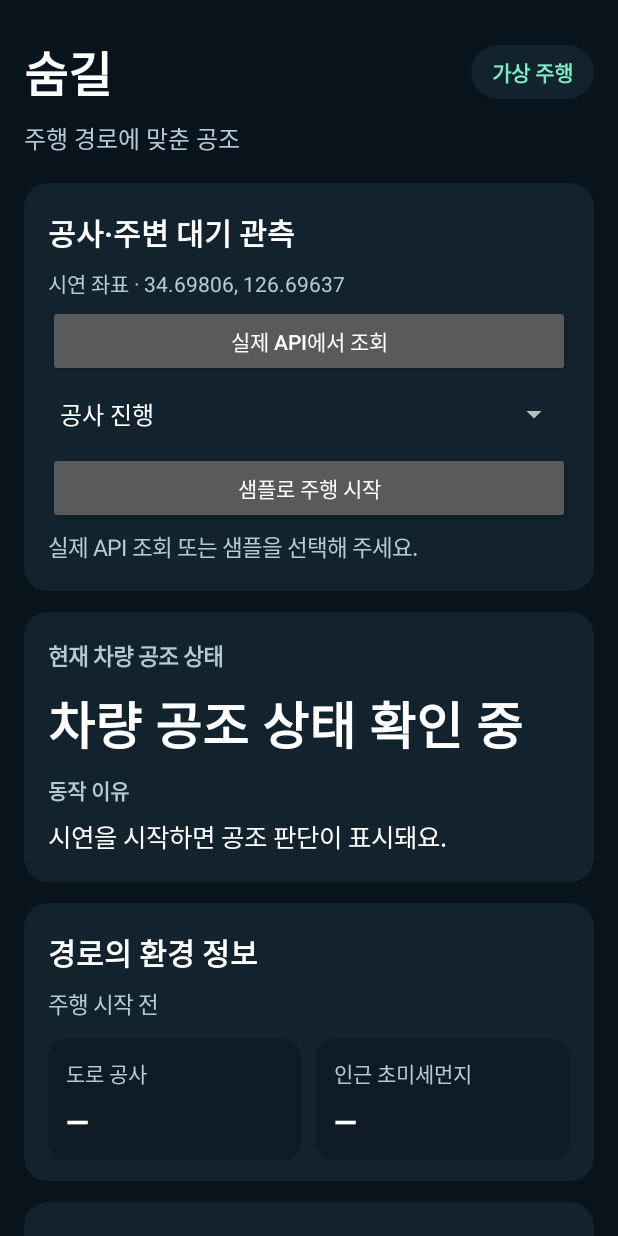
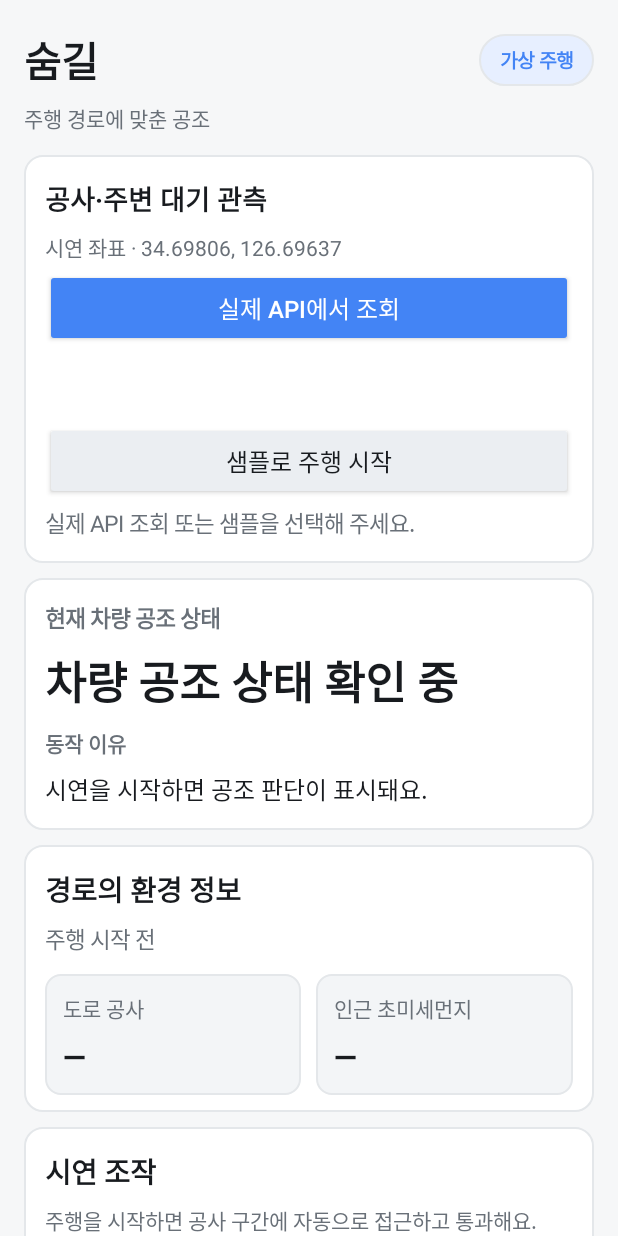
Before and after one commit to minsukim657/soomgil, an Android app: the screen it shows after launch (MainActivity), on a phone screen of 412 x 824 dp. Run offline under Robolectric (Android 15) with nearby library versions, the phone set to English and light mode, and no system bars; libraries missing offline, so code that uses them is left out: ai.pleos.playground; 5 statements that could not run were skipped.

Commit message:
Update wide UI layout on main

```diff
--- a/app/src/main/java/kr/carecabin/demo/MainActivity.java
+++ b/app/src/main/java/kr/carecabin/demo/MainActivity.java
@@ -25,12 +25,14 @@ import java.util.ArrayDeque;
 import static kr.carecabin.demo.VentilationPolicy.*;
 
 public final class MainActivity extends Activity {
-    private static final int BACKGROUND = Color.rgb(8, 19, 27);
-    private static final int SURFACE = Color.rgb(18, 35, 45);
-    private static final int INSET = Color.rgb(13, 27, 36);
-    private static final int MINT = Color.rgb(125, 236, 197);
-    private static final int MUTED = Color.rgb(181, 202, 212);
-    private static final int AMBER = Color.rgb(255, 206, 133);
+    private static final int BACKGROUND = Color.rgb(246, 247, 248);
+    private static final int SURFACE = Color.WHITE;
+    private static final int INSET = Color.rgb(243, 245, 247);
+    private static final int ACCENT = Color.rgb(67, 132, 245);
+    private static final int ACCENT_SOFT = Color.rgb(231, 239, 255);
+    private static final int TEXT = Color.rgb(24, 27, 31);
+    private static final int MUTED = Color.rgb(105, 112, 120);
+    private static final int AMBER = Color.rgb(205, 112, 20);
     private static final String[] STAGES = {"출발", "공사 구간 진입 전", "공사 구간 통과 중", "구간 통과 후"};
     private static final long DEMO_STEP_DELAY_MS = 3000;
     private static final long[] STEP_TIMES = {0, 10, 20, 30};
@@ -63,6 +65,7 @@ public final class MainActivity extends Activity {
     private Mode vehicleMode = Mode.AUTOMATIC;
     private boolean driverIntervened;
     private boolean defrost;
+    private float uiScale = 1f;
 
     private Spinner scenario;
     private Switch enabled;
@@ -79,6 +82,7 @@ public final class MainActivity extends Activity {
     private boolean appControlInFlight;
     private boolean activityResumed;
     private final Runnable pollVehicleState = this::pollActualVehicleState;
+    private Button next;
     private Button manual;
     private Button demist;
     private Button fetchEnvironment;
@@ -92,58 +96,67 @@ public final class MainActivity extends Activity {
         // prove Vehicle Service connectivity or HVAC availability.
         pleosVehicleManager = new PleosVehicleManager(this);
         pleosVehicleManager.initialize();
-        boolean wide = getResources().getConfiguration().screenWidthDp >= 760;
+        boolean wide = getResources().getConfiguration().screenWidthDp >= 600;
+        uiScale = wide ? 1.45f : 1f;
+        getWindow().setStatusBarColor(BACKGROUND);
+        getWindow().setNavigationBarColor(BACKGROUND);
+        getWindow().getDecorView().setSystemUiVisibility(
+                View.SYSTEM_UI_FLAG_LIGHT_STATUS_BAR | View.SYSTEM_UI_FLAG_LIGHT_NAVIGATION_BAR);
         ScrollView scroll = new ScrollView(this);
         scroll.setFillViewport(true);
         scroll.setBackgroundColor(BACKGROUND);
         LinearLayout root = new LinearLayout(this);
         root.setOrientation(LinearLayout.VERTICAL);
-        root.setPadding(dp(wide ? 28 : 16), dp(20), dp(wide ? 28 : 16), dp(20));
+        root.setPadding(dp(wide ? 20 : 16), dp(wide ? 10 : 16), dp(wide ? 20 : 16), dp(wide ? 10 : 16));
         scroll.addView(root);
         setContentView(scroll);
 
         LinearLayout header = new LinearLayout(this);
         header.setGravity(android.view.Gravity.CENTER_VERTICAL);
         root.addView(header, new LinearLayout.LayoutParams(-1, -2));
-        TextView title = addText(header, "숨길", 32, Color.WHITE, true);
+        TextView title = addText(header, "숨길", 27, TEXT, true);
         title.setLayoutParams(new LinearLayout.LayoutParams(0, -2, 1));
-        TextView demo = addText(header, "가상 주행", 14, MINT, true);
-        demo.setBackground(surface(SURFACE, 20));
+        TextView demo = addText(header, "가상 주행", 13, ACCENT, true);
+        demo.setBackground(surface(ACCENT_SOFT, 20));
         demo.setPadding(dp(14), dp(7), dp(14), dp(7));
-        addText(root, "주행 경로에 맞춘 공조", 16, MUTED, false);
-        buildEnvironmentPanel(root);
+        addText(root, "주행 경로에 맞춘 공조", 14, MUTED, false);
+
+        if (!wide) buildEnvironmentPanel(root);
 
         LinearLayout columns = new LinearLayout(this);
         columns.setOrientation(wide ? LinearLayout.HORIZONTAL : LinearLayout.VERTICAL);
         root.addView(columns, new LinearLayout.LayoutParams(-1, -2));
-        LinearLayout overview = new LinearLayout(this);
-        overview.setOrientation(LinearLayout.VERTICAL);
-        LinearLayout side = new LinearLayout(this);
-        side.setOrientation(LinearLayout.VERTICAL);
-        columns.addView(overview, wide ? new LinearLayout.LayoutParams(0, -2, 3)
-                : new LinearLayout.LayoutParams(-1, -2));
-        LinearLayout.LayoutParams sideLayout = wide ? new LinearLayout.LayoutParams(0, -2, 2)
-                : new LinearLayout.LayoutParams(-1, -2);
-        if (wide) sideLayout.setMarginStart(dp(16));
-        columns.addView(side, sideLayout);
+        LinearLayout statusColumn = column();
+        LinearLayout environmentColumn = column();
+        LinearLayout controlsColumn = column();
+        if (wide) {
+            addWideColumn(columns, statusColumn, 1.2f, false, true);
+            addWideColumn(columns, environmentColumn, 1.2f, true, true);
+            addWideColumn(columns, controlsColumn, 0.8f, true, false);
+            buildEnvironmentPanel(root);
+        } else {
+            columns.addView(statusColumn, new LinearLayout.LayoutParams(-1, -2));
+            columns.addView(environmentColumn, new LinearLayout.LayoutParams(-1, -2));
+            columns.addView(controlsColumn, new LinearLayout.LayoutParams(-1, -2));
+        }
 
-        LinearLayout dashboard = panel(overview);
+        LinearLayout dashboard = panel(statusColumn);
         addText(dashboard, "현재 차량 공조 상태", 15, MUTED, true);
-        mode = addText(dashboard, "차량 기본 공조", 34, Color.WHITE, true);
+        mode = addText(dashboard, "차량 기본 공조", 30, TEXT, true);
         mode.setAccessibilityLiveRegion(View.ACCESSIBILITY_LIVE_REGION_POLITE);
         addText(dashboard, "동작 이유", 14, MUTED, true);
-        status = addText(dashboard, "시연을 시작하면 공조 판단이 표시돼요.", 17, Color.WHITE, false);
+        status = addText(dashboard, "시연을 시작하면 공조 판단이 표시돼요.", 16, TEXT, false);
 
-        LinearLayout environment = panel(overview);
-        addText(environment, "경로의 환경 정보", 20, Color.WHITE, true);
+        LinearLayout environment = panel(environmentColumn);
+        addText(environment, "경로의 환경 정보", 19, TEXT, true);
         route = addText(environment, "주행 시작 전", 15, MUTED, false);
         LinearLayout metrics = new LinearLayout(this);
         environment.addView(metrics, new LinearLayout.LayoutParams(-1, -2));
         workValue = addMetric(metrics, "도로 공사", false);
         airValue = addMetric(metrics, "인근 초미세먼지", true);
 
-        LinearLayout settings = panel(side);
-        addText(settings, "시연 조작", 20, Color.WHITE, true);
+        LinearLayout settings = panel(controlsColumn);
+        addText(settings, "시연 조작", 19, TEXT, true);
         addText(settings, "주행을 시작하면 공사 구간에 자동으로 접근하고 통과해요.", 14, MUTED, false);
         scenario = new Spinner(this);
         ArrayAdapter<Scenario> options = new ArrayAdapter<>(this, android.R.layout.simple_spinner_item, SCENARIOS);
@@ -153,13 +166,16 @@ public final class MainActivity extends Activity {
         settings.addView(scenario, new LinearLayout.LayoutParams(ViewGroup.LayoutParams.MATCH_PARENT, dp(50)));
         enabled = new Switch(this);
         enabled.setText("자동 공조 전환");
+        enabled.setTextSize(16 * uiScale);
         enabled.setChecked(true);
         enabled.setMinHeight(dp(48));
         settings.addView(enabled, new LinearLayout.LayoutParams(-1, -2));
-        Button start = addButton(settings, "이 조건으로 주행 시작", view -> startTrip(SCENARIOS[scenario.getSelectedItemPosition()]));
-        start.setBackgroundTintList(ColorStateList.valueOf(MINT));
-        start.setTextColor(BACKGROUND);
+        Button start = addButton(settings, "이 조건으로 주행 시작",
+                view -> startTrip(SCENARIOS[scenario.getSelectedItemPosition()]));
+        start.setBackgroundTintList(ColorStateList.valueOf(ACCENT));
+        start.setTextColor(Color.WHITE);
 
+        next = addButton(settings, "다음 구간", view -> advance());
         LinearLayout controls = new LinearLayout(this);
         controls.setOrientation(LinearLayout.HORIZONTAL);
         settings.addView(controls);
@@ -179,8 +195,18 @@ public final class MainActivity extends Activity {
         Button hvacOffTest = addButton(settings, "실차 내기순환 OFF 테스트", view ->
                 confirmHvacTest(false));
 
-        LinearLayout changes = panel(side);
-        addText(changes, "가상 주행 기록", 19, Color.WHITE, true);
+        if (wide) {
+            columns.post(() -> {
+                int controlsHeight = settings.getMeasuredHeight();
+                if (controlsHeight > 0) {
+                    matchPanelHeight(dashboard, controlsHeight);
+                    matchPanelHeight(environment, controlsHeight);
+                }
+            });
+        }
+
+        LinearLayout changes = panel(wide ? root : controlsColumn);
+        addText(changes, "가상 주행 기록", 18, TEXT, true);
         log = addText(changes, "아직 변경이 없어요.", 15, MUTED, false);
         enabled.setOnCheckedChangeListener((button, checked) -> {
             if (started) update();
@@ -235,7 +261,7 @@ public final class MainActivity extends Activity {
 
     private void renderLiveVehicleMode() {
         mode.setText(recirculating ? "내기순환 중" : "기본 공조 중");
-        mode.setTextColor(recirculating ? MINT : Color.WHITE);
+        mode.setTextColor(recirculating ? ACCENT : TEXT);
         status.setText("실제 차량 공조 상태를 표시하고 있어요.");
     }
 
@@ -255,9 +281,11 @@ public final class MainActivity extends Activity {
 
     private void buildEnvironmentPanel(LinearLayout root) {
         LinearLayout card = panel(root);
-        addText(card, "공사·주변 대기 관측", 20, Color.WHITE, true);
+        addText(card, "공사·주변 대기 관측", 18, TEXT, true);
         addText(card, "시연 좌표 · 34.69806, 126.69637", 14, MUTED, false);
         fetchEnvironment = addButton(card, "실제 API에서 조회", view -> fetchEnvironment());
+        fetchEnvironment.setBackgroundTintList(ColorStateList.valueOf(ACCENT));
+        fetchEnvironment.setTextColor(Color.WHITE);
         apiSample = new Spinner(this);
         ArrayAdapter<String> adapter = new ArrayAdapter<>(this,
                 android.R.layout.simple_spinner_item, API_SAMPLES);
@@ -399,7 +427,7 @@ public final class MainActivity extends Activity {
 
     private void renderDashboard(Work work, Air air) {
         mode.setText(recirculating ? "내기순환 중" : "기본 공조 중");
-        mode.setTextColor(recirculating ? MINT : Color.WHITE);
+        mode.setTextColor(recirculating ? ACCENT : TEXT);
         if (defrost || driverIntervened) {
             status.setText(priorityReason());
         } else if (!enabled.isChecked()) {
@@ -438,9 +466,9 @@ public final class MainActivity extends Activity {
         };
         route.setText("주행 단계 · " + STAGES[stage]);
         workValue.setText(workLabel);
-        workValue.setTextColor(work == Work.ACTIVE ? AMBER : Color.WHITE);
+        workValue.setTextColor(work == Work.ACTIVE ? AMBER : TEXT);
         airValue.setText(airLabel);
-        airValue.setTextColor(air == Air.POOR ? AMBER : Color.WHITE);
+        airValue.setTextColor(air == Air.POOR ? AMBER : TEXT);
     }
 
     private String priorityReason() {
@@ -455,6 +483,7 @@ public final class MainActivity extends Activity {
     private void updateButtons() {
         manual.setEnabled(started && !driverIntervened && !defrost);
         demist.setEnabled(started && !defrost);
+        next.setEnabled(started && stage < STAGES.length - 1);
     }
 
     @Override
@@ -483,38 +512,59 @@ public final class MainActivity extends Activity {
     private LinearLayout panel(LinearLayout parent) {
         LinearLayout box = new LinearLayout(this);
         box.setOrientation(LinearLayout.VERTICAL);
-        box.setPadding(dp(16), dp(14), dp(16), dp(14));
-        box.setBackground(surface(SURFACE, 16));
+        box.setPadding(dp(14), dp(11), dp(14), dp(11));
+        box.setBackground(surface(SURFACE, 12));
         LinearLayout.LayoutParams layout = new LinearLayout.LayoutParams(-1, -2);
-        layout.topMargin = dp(14);
+        layout.topMargin = dp(10);
         parent.addView(box, layout);
         return box;
+    }
+
+    private LinearLayout column() {
+        LinearLayout column = new LinearLayout(this);
+        column.setOrientation(LinearLayout.VERTICAL);
+        return column;
+    }
+
+    private void matchPanelHeight(LinearLayout panel, int height) {
+        ViewGroup.LayoutParams layout = panel.getLayoutParams();
+        layout.height = height;
+        panel.setLayoutParams(layout);
+    }
+
+    private void addWideColumn(LinearLayout parent, LinearLayout column, float weight,
+                               boolean marginStart, boolean marginEnd) {
+        LinearLayout.LayoutParams layout = new LinearLayout.LayoutParams(0, -2, weight);
+        if (marginStart) layout.setMarginStart(dp(6));
+        if (marginEnd) layout.setMarginEnd(dp(6));
+        parent.addView(column, layout);
     }
 
     private TextView addMetric(LinearLayout parent, String label, boolean second) {
         LinearLayout tile = new LinearLayout(this);
         tile.setOrientation(LinearLayout.VERTICAL);
-        tile.setBackground(surface(INSET, 12));
+        tile.setBackground(surface(INSET, 10));
         tile.setPadding(dp(12), dp(8), dp(12), dp(8));
         LinearLayout.LayoutParams layout = new LinearLayout.LayoutParams(0, -2, 1);
         layout.topMargin = dp(8);
         if (second) layout.setMarginStart(dp(10));
         parent.addView(tile, layout);
         addText(tile, label, 14, MUTED, false);
-        return addText(tile, "—", 20, Color.WHITE, true);
+        return addText(tile, "—", 20, TEXT, true);
     }
 
     private GradientDrawable surface(int color, int radius) {
         GradientDrawable background = new GradientDrawable();
         background.setColor(color);
         background.setCornerRadius(dp(radius));
+        background.setStroke(dp(1), Color.rgb(228, 231, 234));
         return background;
     }
 
     private TextView addText(LinearLayout parent, String value, int size, int color, boolean bold) {
         TextView text = new TextView(this);
         text.setText(value);
-        text.setTextSize(size);
+        text.setTextSize(size * uiScale);
         text.setTextColor(color);
         if (bold) text.setTypeface(Typeface.DEFAULT, Typeface.BOLD);
         text.setPadding(0, dp(4), 0, dp(4));
@@ -526,8 +576,11 @@ public final class MainActivity extends Activity {
         Button button = new Button(this);
         button.setText(label);
         button.setAllCaps(false);
-        button.setMinHeight(dp(48));
+        button.setTextSize(16 * uiScale);
+        button.setMinHeight(dp(52));
         button.setOnClickListener(listener);
+        button.setBackgroundTintList(ColorStateList.valueOf(Color.rgb(235, 238, 242)));
+        button.setTextColor(TEXT);
         if (parent.getOrientation() == LinearLayout.HORIZONTAL) {
             parent.addView(button, new LinearLayout.LayoutParams(0, -2, 1));
         } else {
@@ -537,6 +590,6 @@ public final class MainActivity extends Activity {
     }
 
     private int dp(int value) {
-        return Math.round(value * getResources().getDisplayMetrics().density);
+        return Math.round(value * uiScale * getResources().getDisplayMetrics().density);
     }
 }
```
